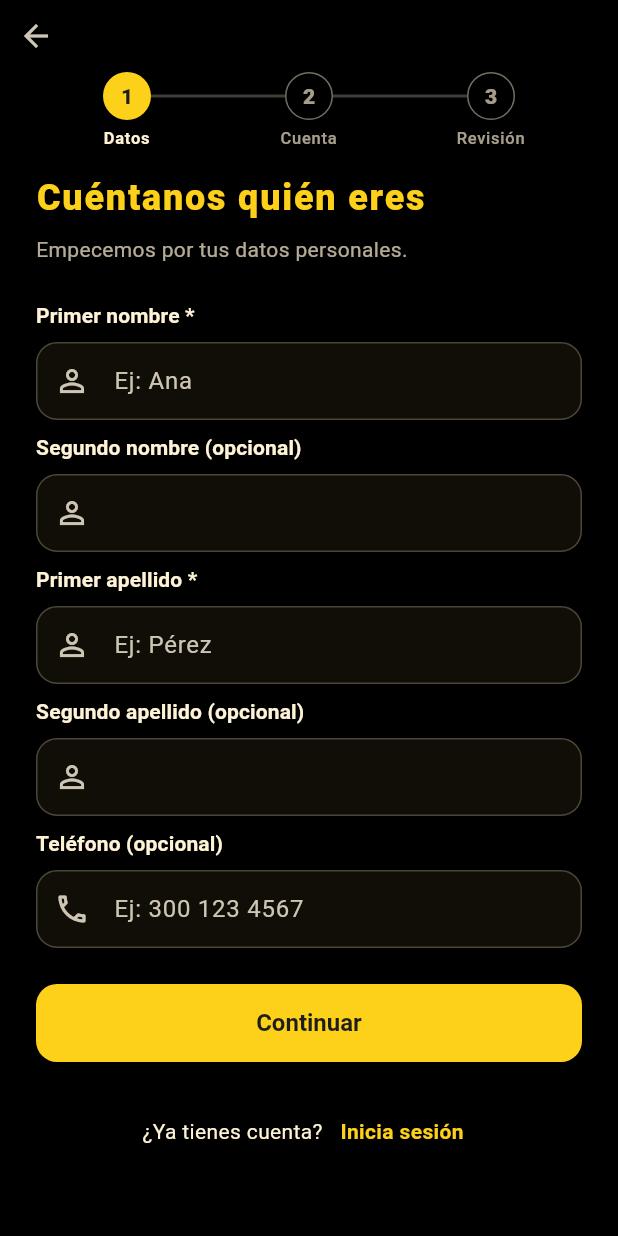
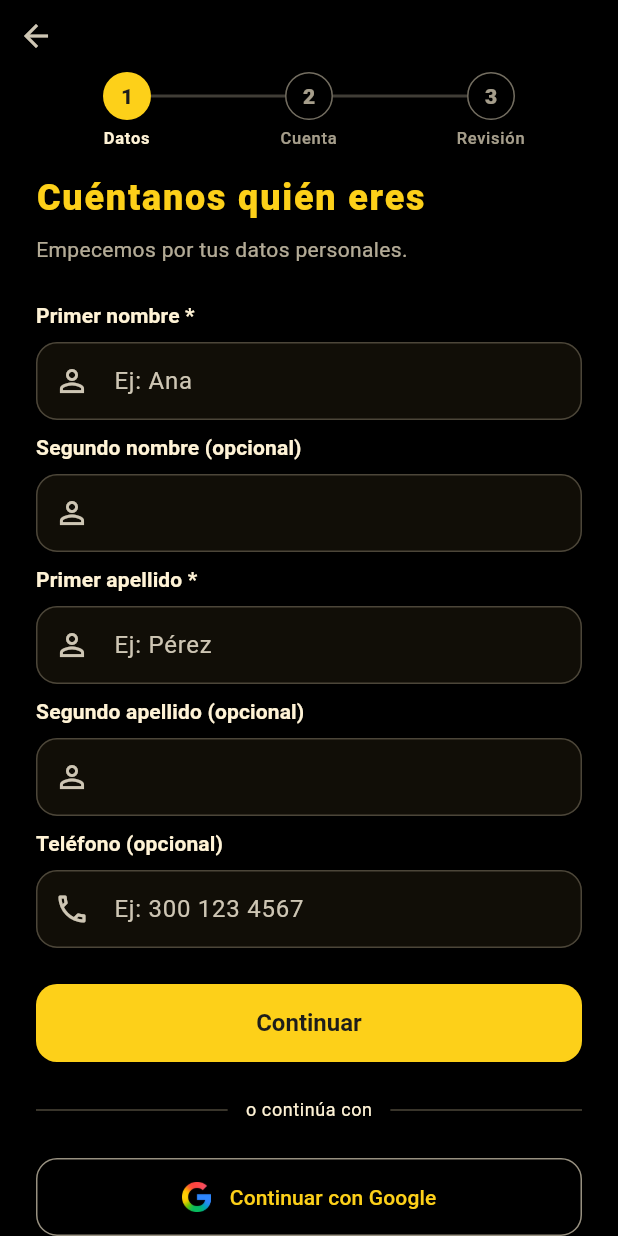
Before and after one commit to duverhcobos/depredadog-app, a Flutter app: the _RegisterView screen opened directly, on a phone screen of 412 x 824 dp. Run offline on Flutter 3.47's test engine with Material 3 defaults, Android fonts, the phone set to English and light mode, and no system bars; our stand-ins replace dartz, device_info_plus, dio, equatable, flutter_bloc, flutter_secure_storage and 6 more; accounts and stored records are empty.

Commit message:
feat(auth): boton Google en /register paso 1 - propuesta 013

```diff
--- a/lib/features/auth/presentation/screens/register_screen.dart
+++ b/lib/features/auth/presentation/screens/register_screen.dart
@@ -10,6 +10,7 @@ import '../../../../l10n/app_localizations.dart';
 import '../../domain/failures/auth_failure.dart';
 import '../cubit/register_cubit.dart';
 import '../cubit/register_state.dart';
+import '../widgets/google_sign_in_button.dart';
 import '../widgets/register_login_footer.dart';
 import '../widgets/register_review_card.dart';
 import '../widgets/register_step1_fields.dart';
@@ -401,6 +402,63 @@ class _RegisterViewState extends State<_RegisterView> {
                               },
                             ),
                             const SizedBox(height: 24),
+                            // Google sign-in: SOLO paso 1 (decisión del
+                            // usuario) — Google reemplaza el registro
+                            // entero, no lo complementa; en pasos 2-3 ya
+                            // se está comprometido con el formulario.
+                            // Espejo del bloque de login: divisor
+                            // "o continúa con" + botón outlined compartido.
+                            // AnimatedSize suaviza la aparición y la
+                            // desaparición del bloque al cambiar de paso —
+                            // sin él el footer saltaba ~116px en seco
+                            // mientras el cuerpo aún animaba (revisor-ui).
+                            AnimatedSize(
+                              duration: const Duration(milliseconds: 250),
+                              curve: Curves.easeOut,
+                              alignment: Alignment.topCenter,
+                              child: BlocBuilder<RegisterCubit, RegisterState>(
+                                buildWhen: (p, c) =>
+                                    p.isFirstStep != c.isFirstStep ||
+                                    p.isInProgress != c.isInProgress,
+                                builder: (context, state) {
+                                  if (!state.isFirstStep) {
+                                    return const SizedBox.shrink();
+                                  }
+                                  return IgnorePointer(
+                                    ignoring: state.isInProgress,
+                                    child: Column(
+                                      crossAxisAlignment:
+                                          CrossAxisAlignment.stretch,
+                                      children: [
+                                        Row(
+                                          children: [
+                                            const Expanded(child: Divider()),
+                                            Padding(
+                                              padding:
+                                                  const EdgeInsets.symmetric(
+                                                    horizontal: 12,
+                                                  ),
+                                              child: Text(
+                                                l10n.loginOrContinueWith,
+                                                style:
+                                                    theme.textTheme.bodySmall,
+                                              ),
+                                            ),
+                                            const Expanded(child: Divider()),
+                                          ],
+                                        ),
+                                        const SizedBox(height: 24),
+                                        const GoogleSignInButton(),
+                                        // 32 (no 24): paridad con login —
+                                        // el footer necesita respiro extra
+                                        // tras el bloque social (revisor-ui).
+                                        const SizedBox(height: 32),
+                                      ],
+                                    ),
+                                  );
+                                },
+                              ),
+                            ),
                             // El link "Inicia sesión" siempre abandona a
                             // /login (su propósito es ese), igual que la
                             // flecha superior — el retroceso entre pasos
--- a/lib/l10n/app_es.arb
+++ b/lib/l10n/app_es.arb
@@ -18,7 +18,7 @@
   "loginRememberMe": "Recuérdame",
   "loginButton": "Iniciar sesión",
   "loginOrContinueWith": "o continúa con",
-  "loginGoogleButton": "Ingresar con Google",
+  "loginGoogleButton": "Continuar con Google",
   "loginNoAccount": "¿No tienes cuenta? ",
   "loginRegisterLink": "Regístrate",
   "loginErrorInvalidCredentials": "Correo o contraseña incorrectos",
--- a/lib/l10n/app_localizations.dart
+++ b/lib/l10n/app_localizations.dart
@@ -205,7 +205,7 @@ abstract class AppLocalizations {
   /// No description provided for @loginGoogleButton.
   ///
   /// In es, this message translates to:
-  /// **'Ingresar con Google'**
+  /// **'Continuar con Google'**
   String get loginGoogleButton;
 
   /// No description provided for @loginNoAccount.
--- a/lib/l10n/app_localizations_es.dart
+++ b/lib/l10n/app_localizations_es.dart
@@ -65,7 +65,7 @@ class AppLocalizationsEs extends AppLocalizations {
   String get loginOrContinueWith => 'o continúa con';
 
   @override
-  String get loginGoogleButton => 'Ingresar con Google';
+  String get loginGoogleButton => 'Continuar con Google';
 
   @override
   String get loginNoAccount => '¿No tienes cuenta? ';
```
Also changed, not shown: Design/design-system.yaml (+13 -4 lines), 5 other files.
